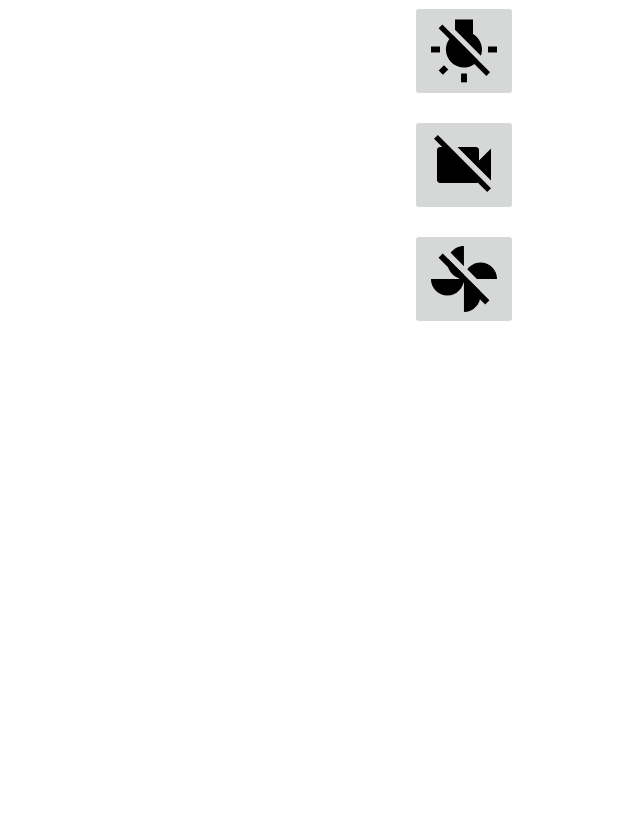
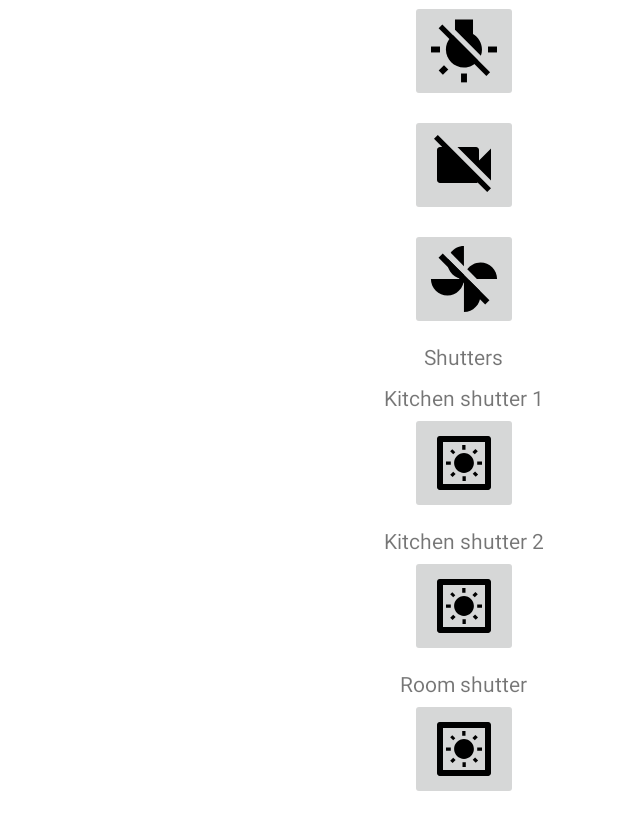
Before and after one commit to hammer-dp-ua/SuperHomeAndroid, an Android app: the screen it shows after launch (MainActivity), on a phone screen of 412 x 824 dp. Shown: the top 830 px of the screen. Run offline under Robolectric (Android 15) with nearby library versions, the phone set to English and light mode, and no system bars; our stand-ins replace Room's generated code, data binding.

Commit message:
13 Room shutter added.

```diff
--- a/app/src/main/AndroidManifest.xml
+++ b/app/src/main/AndroidManifest.xml
@@ -7,9 +7,9 @@
 
     <application
         android:allowBackup="true"
-        android:icon="@mipmap/ic_launcher"
+        android:icon="@drawable/ic_home_48px"
         android:label="@string/app_name"
-        android:roundIcon="@mipmap/ic_launcher_round"
+        android:roundIcon="@drawable/ic_home_48px"
         android:supportsRtl="true"
         android:theme="@style/AppTheme"
         android:usesCleartextTraffic="true"
--- a/app/src/main/java/ua/dp/hammer/superhome/activities/fragments/ManagerFragment.kt
+++ b/app/src/main/java/ua/dp/hammer/superhome/activities/fragments/ManagerFragment.kt
@@ -92,6 +92,10 @@ class ManagerFragment : Fragment() {
             binding.fanButton.isEnabled = isEnabled
         })
 
+        viewModel.roomShutterButtonSelected.observe(viewLifecycleOwner, Observer<Boolean> { isSelected ->
+            binding.roomShutterButton.isSelected = isSelected
+        })
+
         return binding.root
     }
 }
--- a/app/src/main/java/ua/dp/hammer/superhome/data/AllStates.kt
+++ b/app/src/main/java/ua/dp/hammer/superhome/data/AllStates.kt
@@ -2,4 +2,5 @@ package ua.dp.hammer.superhome.data
 
 data class AllStates(val projectorState: ProjectorState,
                      val fanState: FanState,
-                     val alarmsState: AlarmsState)
+                     val alarmsState: AlarmsState,
+                     val shuttersStates: List<ShutterState>)
--- /dev/null
+++ b/app/src/main/java/ua/dp/hammer/superhome/data/ShutterState.kt
@@ -0,0 +1,6 @@
+package ua.dp.hammer.superhome.data
+
+data class ShutterState(
+    val name: String,
+    val opened: Boolean
+)
--- a/app/src/main/java/ua/dp/hammer/superhome/repositories/manager/ManagerWebServiceDao.kt
+++ b/app/src/main/java/ua/dp/hammer/superhome/repositories/manager/ManagerWebServiceDao.kt
@@ -3,10 +3,7 @@ package ua.dp.hammer.superhome.repositories.manager
 import kotlinx.coroutines.Deferred
 import retrofit2.http.GET
 import retrofit2.http.Query
-import ua.dp.hammer.superhome.data.AlarmsState
-import ua.dp.hammer.superhome.data.AllStates
-import ua.dp.hammer.superhome.data.FanState
-import ua.dp.hammer.superhome.data.ProjectorState
+import ua.dp.hammer.superhome.data.*
 
 interface ManagerWebServiceDao {
     @GET("ignoreAlarms")
@@ -15,8 +12,12 @@ interface ManagerWebServiceDao {
     @GET("switchProjectors")
     fun switchProjectorsAsync(@Query("switchState") switchState: String): Deferred<ProjectorState>
 
-    @GET("turnOnBathroomFun")
+    @GET("turnOnBathroomFan")
     fun turnOnBathroomFanAsync(): Deferred<FanState>
+
+    @GET("changeShutterState")
+    fun changeShutterStateAsync(@Query("name") name: String,
+                                @Query("open") open: Boolean): Deferred<ShutterState>
 
     @GET("getCurrentStates")
     fun getCurrentStatesAsync(): Deferred<AllStates>
--- /dev/null
+++ b/app/src/main/res/drawable/ic_home_48px.xml
@@ -0,0 +1,4 @@
+<vector android:height="48dp" android:viewportHeight="24"
+    android:viewportWidth="24" android:width="48dp" xmlns:android="http://schemas.android.com/apk/res/android">
+    <path android:fillColor="#FF000000" android:pathData="M10,20v-6h4v6h5v-8h3L12,3 2,12h3v8z"/>
+</vector>
--- /dev/null
+++ b/app/src/main/res/drawable/ic_shutters_closed_48dp.xml
@@ -0,0 +1,4 @@
+<vector android:height="48dp" android:viewportHeight="24"
+    android:viewportWidth="24" android:width="48dp" xmlns:android="http://schemas.android.com/apk/res/android">
+    <path android:fillColor="#FF000000" android:pathData="M19,5.1v14H5v-14H19M20.1,3.1H3.9C3.4,3.1 3,3.5 3,4v16.2c0,0.4 0.4,0.9 0.9,0.9h16.2c0.4,0 0.9,-0.5 0.9,-0.9V4C21,3.5 20.5,3.1 20.1,3.1zM7,7.1h10v2H7V7.1zM7,11.1h10v2H7V11.1zM7,15.1h10v2H7V15.1z"/>
+</vector>
--- /dev/null
+++ b/app/src/main/res/drawable/ic_shutters_opened_48dp.xml
@@ -0,0 +1,5 @@
+<vector android:height="48dp" android:viewportHeight="24"
+    android:viewportWidth="24" android:width="48dp" xmlns:android="http://schemas.android.com/apk/res/android">
+    <path android:fillColor="#FF000000" android:pathData="M9.1,8.4l-1,-1L7.4,8.1l1,1L9.1,8.4zM7.6,11.5H6v1.1h1.6V11.5zM12.5,6h-1.1v1.6h1.1C12.5,7.6 12.5,6 12.5,6zM16.6,8.1l-0.8,-0.8l-1,1l0.8,0.8L16.6,8.1zM14.9,15.6l1,1l0.8,-0.8l-1,-1C15.6,14.9 14.9,15.6 14.9,15.6zM16.4,11.5v1.1H18v-1.1H16.4zM12,8.7c-1.8,0 -3.3,1.5 -3.3,3.3s1.5,3.3 3.3,3.3s3.3,-1.5 3.3,-3.3S13.8,8.7 12,8.7zM11.5,18h1.1v-1.6h-1.1V18zM7.4,15.9l0.8,0.8l1,-1l-0.8,-0.8L7.4,15.9z"/>
+    <path android:fillColor="#FF000000" android:pathData="M19,5v14H5V5H19M20.1,3H3.9C3.4,3 3,3.4 3,3.9v16.2C3,20.5 3.4,21 3.9,21h16.2c0.4,0 0.9,-0.5 0.9,-0.9V3.9C21,3.4 20.5,3 20.1,3z"/>
+</vector>
--- /dev/null
+++ b/app/src/main/res/drawable/shutter_button_selector.xml
@@ -0,0 +1,6 @@
+<?xml version="1.0" encoding="utf-8"?>
+<selector xmlns:android="http://schemas.android.com/apk/res/android">
+    <item android:state_selected="true"
+        android:drawable="@drawable/ic_shutters_closed_48dp" />
+    <item android:drawable="@drawable/ic_shutters_opened_48dp" /> <!-- default -->
+</selector>
--- a/app/src/main/res/layout/fragment_manager.xml
+++ b/app/src/main/res/layout/fragment_manager.xml
@@ -85,7 +85,6 @@
                 android:id="@+id/fan_working_remaining_timeout_tittle"
                 android:layout_width="wrap_content"
                 android:layout_height="wrap_content"
-                android:layout_marginEnd="1dp"
                 android:text="@string/remaining"
                 android:textAlignment="center"
                 android:visibility="@{viewModel.fanWorkingMinutesRemainingStatusVisibility}"
@@ -108,6 +107,76 @@
                 app:layout_constraintEnd_toEndOf="parent"
                 app:layout_constraintHorizontal_bias="0.5"
                 app:layout_constraintStart_toEndOf="@+id/fan_working_remaining_timeout_tittle" />
+
+            <TextView
+                android:id="@+id/shutters_tittle"
+                android:layout_width="wrap_content"
+                android:layout_height="wrap_content"
+                android:layout_marginTop="8dp"
+                android:text="@string/shutters_tittle"
+                app:layout_constraintEnd_toEndOf="parent"
+                app:layout_constraintStart_toStartOf="parent"
+                app:layout_constraintTop_toBottomOf="@+id/fan_working_remaining_timeout_tittle" />
+
+            <TextView
+                android:id="@+id/kitchen_shutter_1_tittle"
+                android:layout_width="wrap_content"
+                android:layout_height="wrap_content"
+                android:layout_marginTop="8dp"
+                android:text="@string/kitchen_shutter_1_tittle"
+                app:layout_constraintEnd_toEndOf="parent"
+                app:layout_constraintStart_toStartOf="parent"
+                app:layout_constraintTop_toBottomOf="@+id/shutters_tittle" />
+
+            <ImageButton
+                android:id="@+id/kitchenShutter1Button"
+                android:layout_width="wrap_content"
+                android:layout_height="wrap_content"
+                android:onClick="@{viewModel::onKitchenShutter1ButtonClick}"
+                app:layout_constraintEnd_toEndOf="parent"
+                app:layout_constraintStart_toStartOf="parent"
+                app:layout_constraintTop_toBottomOf="@+id/kitchen_shutter_1_tittle"
+                app:srcCompat="@drawable/shutter_button_selector" />
+
+            <TextView
+                android:id="@+id/kitchen_shutter_2_tittle"
+                android:layout_width="wrap_content"
+                android:layout_height="wrap_content"
+                android:layout_marginTop="8dp"
+                android:text="@string/kitchen_shutter_2_tittle"
+                app:layout_constraintEnd_toEndOf="parent"
+                app:layout_constraintStart_toStartOf="parent"
+                app:layout_constraintTop_toBottomOf="@+id/kitchenShutter1Button" />
+
+            <ImageButton
+                android:id="@+id/kitchenShutter2Button"
+                android:layout_width="wrap_content"
+                android:layout_height="wrap_content"
+                android:onClick="@{viewModel::onKitchenShutter2ButtonClick}"
+                app:layout_constraintEnd_toEndOf="parent"
+                app:layout_constraintStart_toStartOf="parent"
+                app:layout_constraintTop_toBottomOf="@+id/kitchen_shutter_2_tittle"
+                app:srcCompat="@drawable/shutter_button_selector" />
+
+            <TextView
+                android:id="@+id/roomShutterTittle"
+                android:layout_width="wrap_content"
+                android:layout_height="wrap_content"
+                android:layout_marginTop="8dp"
+                android:text="@string/room_shutter_tittle"
+                app:layout_constraintEnd_toEndOf="parent"
+                app:layout_constraintStart_toStartOf="parent"
+                app:layout_constraintTop_toBottomOf="@+id/kitchenShutter2Button" />
+
+            <ImageButton
+                android:id="@+id/roomShutterButton"
+                android:layout_width="wrap_content"
+                android:layout_height="wrap_content"
+                android:onClick="@{viewModel::onRoomShutterButtonClick}"
+                app:layout_constraintEnd_toEndOf="parent"
+                app:layout_constraintStart_toStartOf="parent"
+                app:layout_constraintTop_toBottomOf="@+id/roomShutterTittle"
+                app:srcCompat="@drawable/shutter_button_selector" />
         </androidx.constraintlayout.widget.ConstraintLayout>
     </androidx.core.widget.NestedScrollView>
 </layout>
--- a/app/src/main/res/values/strings.xml
+++ b/app/src/main/res/values/strings.xml
@@ -16,4 +16,8 @@
     <string name="camera_recording_settings_tittle">Camera recording settings</string>
     <string name="do_not_record_label">Don\'t record hours:</string>
     <string name="resume_camera_recording_tittle">Resume recording at</string>
+    <string name="shutters_tittle">Shutters</string>
+    <string name="room_shutter_tittle">Room shutter</string>
+    <string name="kitchen_shutter_1_tittle">Kitchen shutter 1</string>
+    <string name="kitchen_shutter_2_tittle">Kitchen shutter 2</string>
 </resources>
```
Also changed, not shown: app/src/main/java/ua/dp/hammer/superhome/models/ManagerViewModel.kt (+75 -14 lines), app/src/main/java/ua/dp/hammer/superhome/repositories/manager/ManagerRepository.kt (+5 -4 lines), 1 other file.
